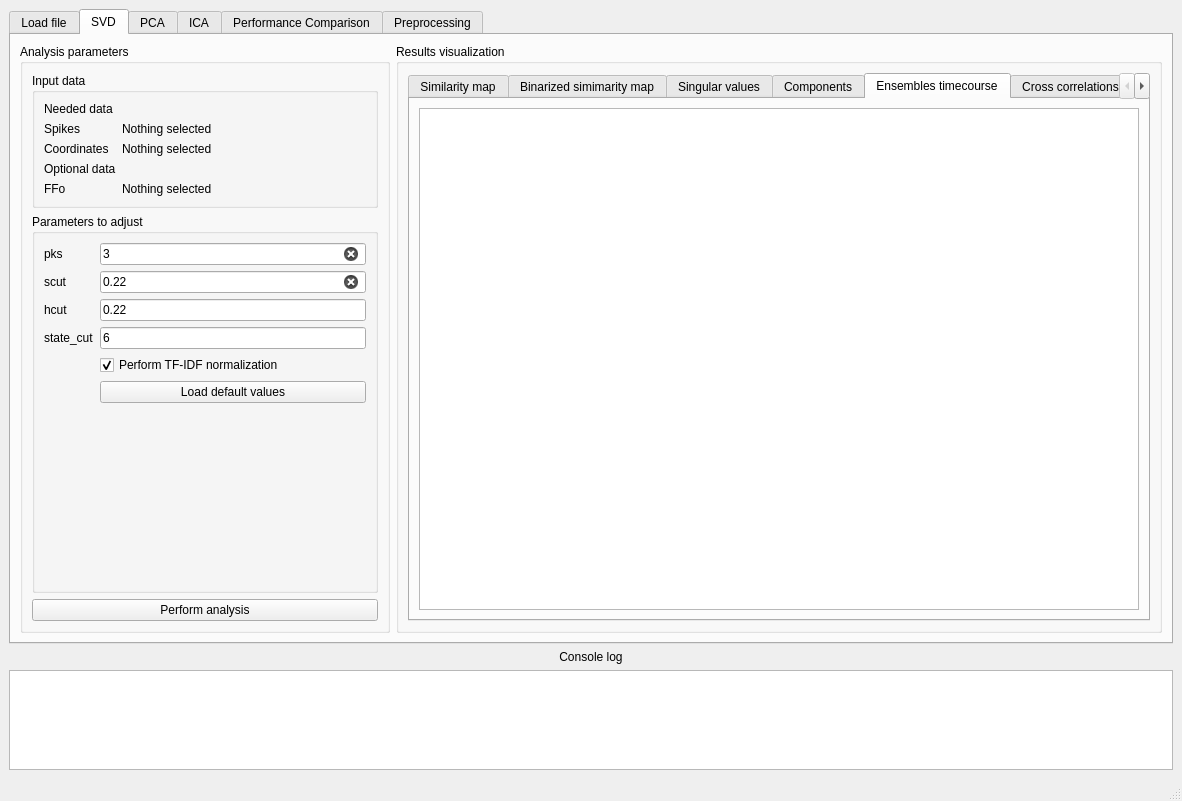
Qt form gui/MainWindow.ui (rivelco/ENCORE) before a commit.
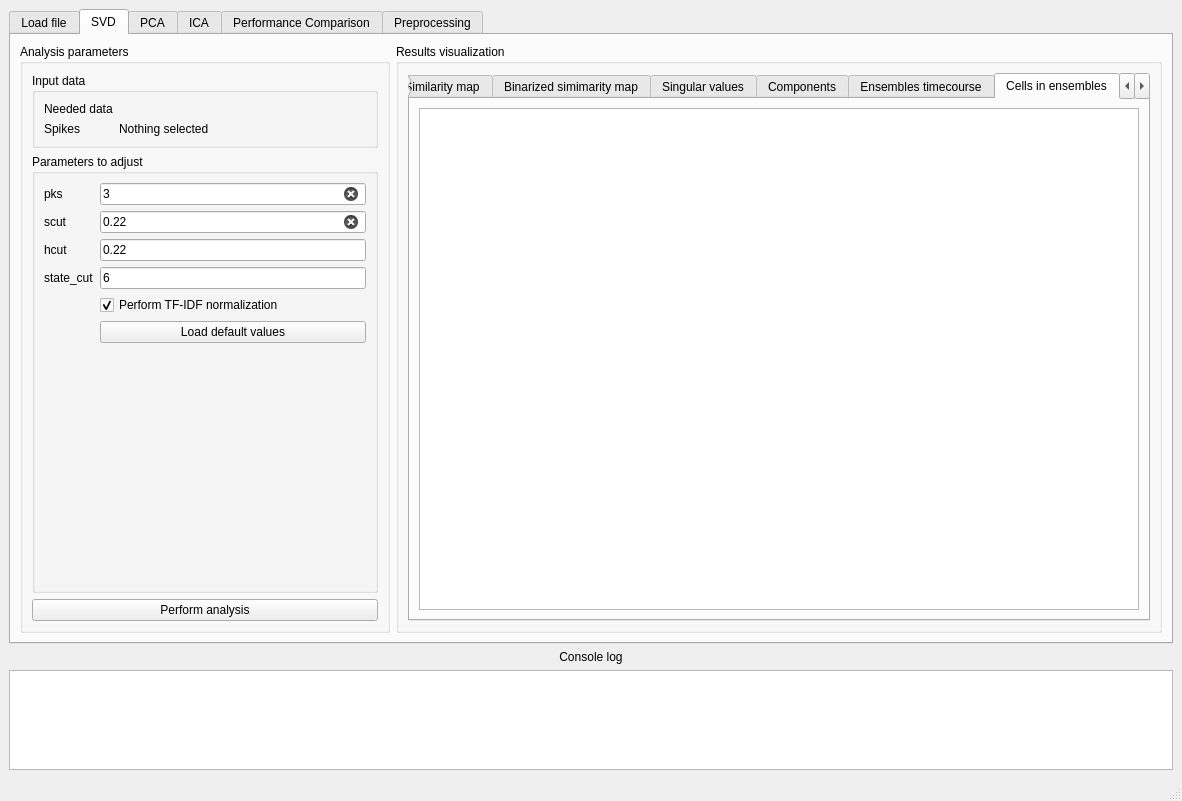
The same form after that commit. The open tabs and pages were chosen to show the change. Custom widgets are drawn as their Qt base class.

Commit message:
Improved general logic and GUI
Improved support for PCA method, extraction of the general results for each algorithm and other improvements.

Patch:
```diff
--- a/gui/MainWindow.ui
+++ b/gui/MainWindow.ui
@@ -461,6 +461,12 @@
             <verstretch>0</verstretch>
            </sizepolicy>
           </property>
+          <property name="minimumSize">
+           <size>
+            <width>370</width>
+            <height>0</height>
+           </size>
+          </property>
           <property name="maximumSize">
            <size>
             <width>370</width>
@@ -509,13 +515,6 @@
                 </property>
                </widget>
               </item>
-              <item row="8" column="0">
-               <widget class="QLabel" name="label_11">
-                <property name="text">
-                 <string>FFo</string>
-                </property>
-               </widget>
-              </item>
               <item row="1" column="1">
                <widget class="QLabel" name="lbl_sdv_spikes_selected">
                 <property name="text">
@@ -523,34 +522,6 @@
                 </property>
                </widget>
               </item>
-              <item row="8" column="1">
-               <widget class="QLabel" name="lbl_sdv_dFFo_selected">
-                <property name="text">
-                 <string>Nothing selected</string>
-                </property>
-               </widget>
-              </item>
-              <item row="5" column="0">
-               <widget class="QLabel" name="label_23">
-                <property name="text">
-                 <string>Optional data</string>
-                </property>
-               </widget>
-              </item>
-              <item row="2" column="0">
-               <widget class="QLabel" name="label_12">
-                <property name="text">
-                 <string>Coordinates</string>
-                </property>
-               </widget>
-              </item>
-              <item row="2" column="1">
-               <widget class="QLabel" name="lbl_sdv_coordinates_selected">
-                <property name="text">
-                 <string>Nothing selected</string>
-                </property>
-               </widget>
-              </item>
              </layout>
             </widget>
            </item>
@@ -673,7 +644,7 @@
         <item>
          <widget class="QGroupBox" name="groupBox_16">
           <property name="sizePolicy">
-           <sizepolicy hsizetype="Preferred" vsizetype="Expanding">
+           <sizepolicy hsizetype="Expanding" vsizetype="Expanding">
             <horstretch>0</horstretch>
             <verstretch>0</verstretch>
            </sizepolicy>
@@ -685,7 +656,7 @@
            <item>
             <widget class="QTabWidget" name="tabWidget">
              <property name="currentIndex">
-              <number>4</number>
+              <number>5</number>
              </property>
              <widget class="QWidget" name="tab_7">
               <attribute name="title">
@@ -732,6 +703,16 @@
                </item>
               </layout>
              </widget>
+             <widget class="QWidget" name="tab_16">
+              <attribute name="title">
+               <string>Cells in ensembles</string>
+              </attribute>
+              <layout class="QVBoxLayout" name="verticalLayout_24">
+               <item>
+                <widget class="MatplotlibWidget" name="svd_plot_cellsinens"/>
+               </item>
+              </layout>
+             </widget>
              <widget class="QWidget" name="tab_13">
               <attribute name="title">
                <string>Cross correlations</string>
```
Left out of the diff: 43 changed lines with no effect on the pictures. The commit also changes 1 other file.
